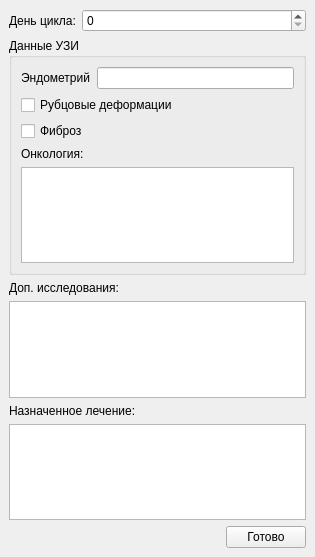
derElektrobesen/spectro_viewer, file ui_forms/extra_info_window.ui: the form before one commit.
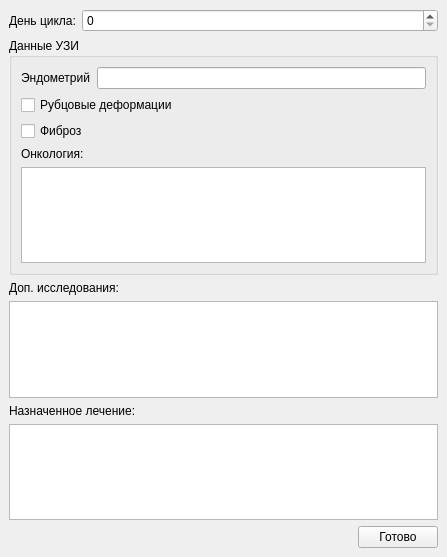
The form after the commit.

What changed in the file:
```diff
--- a/ui_forms/extra_info_window.ui
+++ b/ui_forms/extra_info_window.ui
@@ -9,7 +9,7 @@
    <rect>
     <x>0</x>
     <y>0</y>
-    <width>315</width>
+    <width>447</width>
     <height>557</height>
    </rect>
   </property>
```
Left out of the diff: 4 changed lines with no effect on the pictures.
